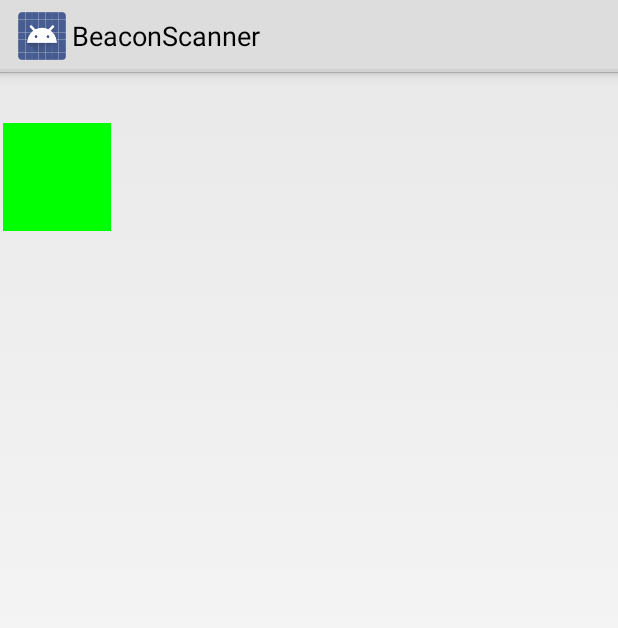
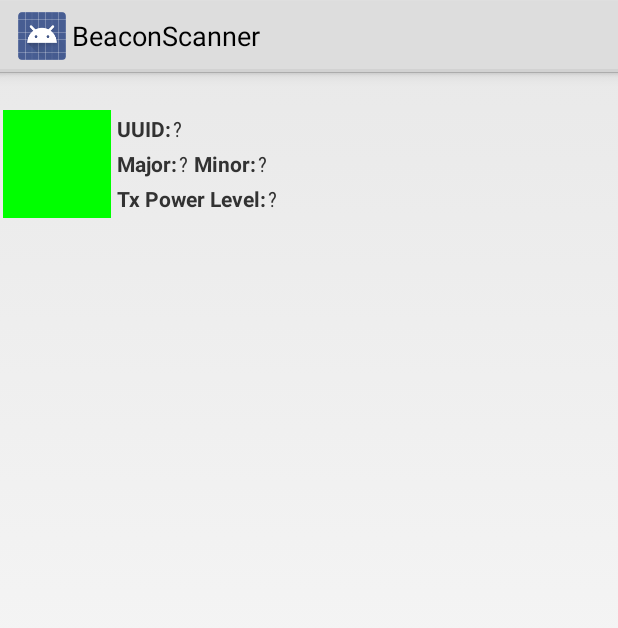
Before and after one commit to machinemode/BeaconScanner, an Android app: the layout beacon_item.xml on its own in the app's theme, with its tools: preview values and no code run, on a phone screen of 412 x 824 dp. Shown: the top 628 px of the screen. Run offline under Robolectric (Android 15) with nearby library versions, the phone set to English and light mode, and no system bars.

Commit message:
Changes to layout and started color equation

```diff
--- a/BeaconScanner/src/main/java/com/machinemode/beaconscanner/ui/BeaconAdapter.java
+++ b/BeaconScanner/src/main/java/com/machinemode/beaconscanner/ui/BeaconAdapter.java
@@ -61,17 +61,38 @@ public class BeaconAdapter extends ArrayAdapter<Beacon>
             viewHolder = (ViewHolder) convertView.getTag();
         }
 
-        // TODO: make labels separate and use monospaced text for values
         viewHolder.manufacturer.setText(manufacturerData.get(ManufacturerDataParser.COMPANY_IDENTIFIER));
-        viewHolder.rssi.setText(String.valueOf(beacon.getRssi()));
-        viewHolder.rssi.setEnabled(beacon.isActive());
-        viewHolder.name.setText("Name: " + beacon.getLocalName());
-        viewHolder.uuid.setText("UUID: " + manufacturerData.get(ManufacturerDataParser.AppleData.UUID));
-        viewHolder.major.setText("Major: " + manufacturerData.get(ManufacturerDataParser.AppleData.MAJOR));
-        viewHolder.minor.setText("Minor: " + manufacturerData.get(ManufacturerDataParser.AppleData.MINOR));
-        viewHolder.tx.setText("Tx Power: " + manufacturerData.get(ManufacturerDataParser.AppleData.TX) + " dB");
+        viewHolder.rssi.setText(String.valueOf(beacon.getRssi()) + " dBm");
+        viewHolder.rssi.setBackgroundColor(rssiToColor(beacon.getRssi()));
+
+        viewHolder.name.setText(beacon.getLocalName());
+        viewHolder.uuid.setText(manufacturerData.get(ManufacturerDataParser.AppleData.UUID));
+        viewHolder.major.setText(manufacturerData.get(ManufacturerDataParser.AppleData.MAJOR));
+        viewHolder.minor.setText(manufacturerData.get(ManufacturerDataParser.AppleData.MINOR));
+        viewHolder.tx.setText(manufacturerData.get(ManufacturerDataParser.AppleData.TX) + " dBm");
 
         //convertView.setEnabled(getItem(position).isActive());
         return convertView;
     }
+
+    /**
+     * 0 = no rssi available
+     * -1 = near, -100 = far
+     * @param rssi
+     * @return #aarrggbb
+     */
+    private int rssiToColor(int rssi)
+    {
+        /*
+         red   = 0xFF00 = 65280
+         green = 0x00FF = 255
+         y = mx + b
+         m = (99/65025)
+         y = (99/65025)x + b
+         255 = (99/65025)(-1) + b
+         255 + (99/65025) = b
+
+         */
+        return 0xFF000000 | (((99/65025) * rssi) + (255 + (99/65025)) << 8);
+    }
 }
--- a/BeaconScanner/src/main/res/color/list_item.xml
+++ b/BeaconScanner/src/main/res/color/list_item.xml
@@ -7,5 +7,7 @@
     <item
         android:state_enabled="false"
         android:color="#ffff0000" />
-    <item android:color="#ff000000"/>
+
+    <item android:color="#00ff00"/>
+
 </selector>
--- a/BeaconScanner/src/main/res/layout/beacon_item.xml
+++ b/BeaconScanner/src/main/res/layout/beacon_item.xml
@@ -7,13 +7,26 @@
               android:baselineAligned="false"
               android:gravity="center_vertical">
 
+    <RelativeLayout
+        android:layout_width="match_parent"
+        android:layout_height="wrap_content"
+        android:layout_margin="2dp">
+
+        <TextView
+            android:id="@+id/name"
+            android:layout_width="wrap_content"
+            android:layout_height="wrap_content"
+            android:layout_alignParentLeft="true"
+            android:textStyle="bold"
+            android:layout_marginRight="2dp"/>
+
         <TextView
             android:id="@+id/manufacturer"
-        android:layout_width="match_parent"
+            android:layout_width="wrap_content"
             android:layout_height="wrap_content"
-        android:layout_margin="2dp"
-        android:gravity="center_horizontal"
-        android:textStyle="bold"/>
+            android:layout_alignParentRight="true"/>
+
+    </RelativeLayout>
 
     <LinearLayout
         android:orientation="horizontal"
@@ -24,7 +37,7 @@
             android:id="@+id/rssi"
             android:layout_width="72dp"
             android:layout_height="72dp"
-            android:textColor="@color/list_item"
+            android:textColor="#FFFFFF"
             android:background="#00FF00"
             android:layout_margin="2dp"
             android:textAppearance="@android:style/TextAppearance.DeviceDefault.Large"
@@ -34,44 +47,115 @@
         <LinearLayout
             android:orientation="vertical"
             android:layout_width="wrap_content"
-            android:layout_height="wrap_content">
+            android:layout_height="wrap_content"
+            android:layout_gravity="center_vertical">
+
+            <RelativeLayout
+                android:layout_width="wrap_content"
+                android:layout_height="wrap_content"
+                android:layout_margin="2dp">
 
                 <TextView
-                android:id="@+id/name"
+                    android:id="@+id/uuidLabel"
+                    android:labelFor="@+id/uuid"
                     android:layout_width="wrap_content"
                     android:layout_height="wrap_content"
-                android:layout_margin="2dp"/>
+                    android:layout_alignParentLeft="true"
+                    android:layout_marginRight="1dp"
+                    android:textStyle="bold"
+                    android:text="UUID:"/>
 
                 <TextView
                     android:id="@+id/uuid"
                     android:layout_width="wrap_content"
                     android:layout_height="wrap_content"
-                android:layout_margin="2dp"/>
+                    android:layout_toRightOf="@id/uuidLabel"
+                    android:fontFamily="sans-serif-condensed"
+                    android:text="\?"/>
+
+            </RelativeLayout>
 
             <LinearLayout
                 android:orientation="horizontal"
                 android:layout_width="wrap_content"
                 android:layout_height="wrap_content">
 
+                <RelativeLayout
+                    android:layout_width="wrap_content"
+                    android:layout_height="wrap_content"
+                    android:layout_margin="2dp">
+
+                    <TextView
+                        android:id="@+id/majorLabel"
+                        android:labelFor="@+id/major"
+                        android:layout_width="wrap_content"
+                        android:layout_height="wrap_content"
+                        android:layout_alignParentLeft="true"
+                        android:layout_marginRight="1dp"
+                        android:textStyle="bold"
+                        android:text="Major:"/>
+
                     <TextView
                         android:id="@+id/major"
                         android:layout_width="wrap_content"
                         android:layout_height="wrap_content"
-                    android:layout_margin="2dp"/>
+                        android:layout_toRightOf="@id/majorLabel"
+                        android:fontFamily="sans-serif-condensed"
+                        android:text="\?"/>
+
+                </RelativeLayout>
+
+                <RelativeLayout
+                    android:layout_width="wrap_content"
+                    android:layout_height="wrap_content"
+                    android:layout_margin="2dp">
+
+                    <TextView
+                        android:id="@+id/minorLabel"
+                        android:labelFor="@+id/minor"
+                        android:layout_width="wrap_content"
+                        android:layout_height="wrap_content"
+                        android:layout_alignParentLeft="true"
+                        android:layout_marginRight="1dp"
+                        android:textStyle="bold"
+                        android:text="Minor:"/>
 
                     <TextView
                         android:id="@+id/minor"
                         android:layout_width="wrap_content"
                         android:layout_height="wrap_content"
-                    android:layout_margin="2dp"/>
+                        android:layout_toRightOf="@id/minorLabel"
+                        android:fontFamily="sans-serif-condensed"
+                        android:text="\?"/>
+
+                </RelativeLayout>
 
             </LinearLayout>
+
+            <RelativeLayout
+                android:layout_width="wrap_content"
+                android:layout_height="wrap_content"
+                android:layout_margin="2dp">
+
+                <TextView
+                    android:id="@+id/txLabel"
+                    android:labelFor="@+id/tx"
+                    android:layout_width="wrap_content"
+                    android:layout_height="wrap_content"
+                    android:layout_alignParentLeft="true"
+                    android:layout_marginRight="1dp"
+                    android:textStyle="bold"
+                    android:text="Tx Power Level:"/>
 
                 <TextView
                     android:id="@+id/tx"
                     android:layout_width="wrap_content"
                     android:layout_height="wrap_content"
-                android:layout_margin="2dp"/>
+                    android:layout_toRightOf="@id/txLabel"
+                    android:fontFamily="sans-serif-condensed"
+                    android:text="\?"/>
+
+            </RelativeLayout>
 
         </LinearLayout>
 
```
Lines whose indentation alone changed are shown as unchanged.
